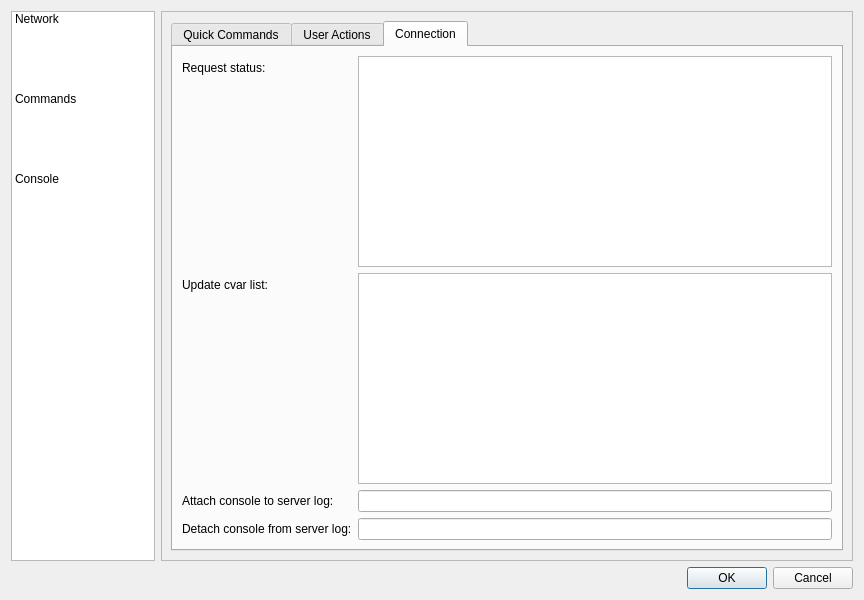
Qt form src/ui/settings_dialog.ui (jjzhang166/RconGui) before a commit.
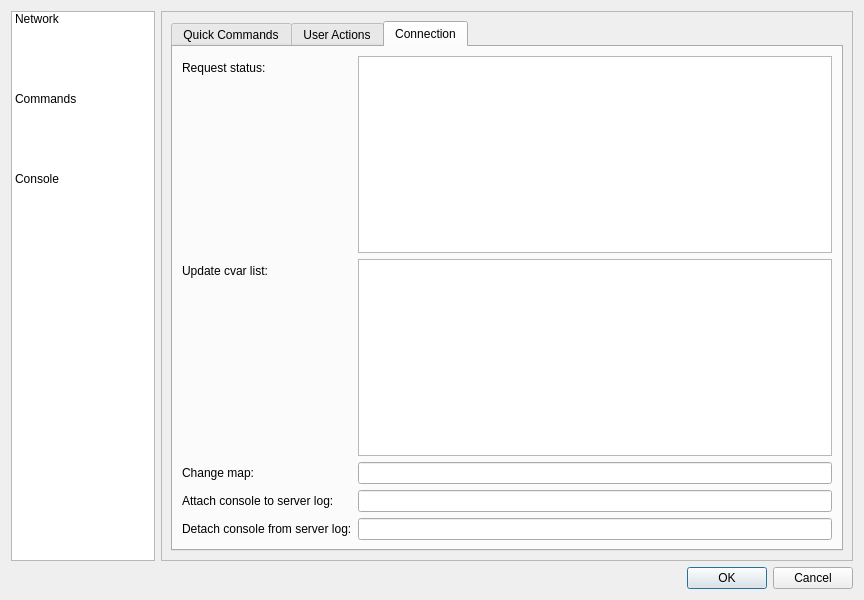
The same form after that commit. The open tabs and pages were chosen to show the change. Icons and pictures are not drawn. Custom widgets are drawn as their Qt base class.

The edit to the form file:
```diff
--- a/src/ui/settings_dialog.ui
+++ b/src/ui/settings_dialog.ui
@@ -128,8 +128,8 @@
              <rect>
               <x>0</x>
               <y>0</y>
-              <width>696</width>
-              <height>542</height>
+              <width>288</width>
+              <height>324</height>
              </rect>
             </property>
             <layout class="QVBoxLayout" name="verticalLayout_2">
@@ -281,28 +281,28 @@
                    </property>
                   </widget>
                  </item>
-                 <item row="2" column="0">
+                 <item row="3" column="0">
                   <widget class="QLabel" name="label_12">
                    <property name="text">
                     <string>Attach console to server log:</string>
                    </property>
                   </widget>
                  </item>
-                 <item row="2" column="1">
+                 <item row="3" column="1">
                   <widget class="QLineEdit" name="input_con_attach">
                    <property name="toolTip">
                     <string>&lt;p&gt;Command for attaching to the server log.&lt;br/&gt;&lt;b&gt;$ip&lt;/b&gt; expands to the local socket address and port.&lt;/p&gt;</string>
                    </property>
                   </widget>
                  </item>
-                 <item row="3" column="0">
+                 <item row="4" column="0">
                   <widget class="QLabel" name="label_13">
                    <property name="text">
                     <string>Detach console from server log:</string>
                    </property>
                   </widget>
                  </item>
-                 <item row="3" column="1">
+                 <item row="4" column="1">
                   <widget class="QLineEdit" name="input_con_detach">
                    <property name="toolTip">
                     <string>&lt;p&gt;Command for detaching from the server log.&lt;br/&gt;&lt;b&gt;$ip&lt;/b&gt; expands to the local socket address and port.&lt;/p&gt;</string>
@@ -334,6 +334,20 @@
                    </property>
                   </widget>
                  </item>
+                 <item row="2" column="0">
+                  <widget class="QLabel" name="label_16">
+                   <property name="text">
+                    <string>Change map:</string>
+                   </property>
+                  </widget>
+                 </item>
+                 <item row="2" column="1">
+                  <widget class="QLineEdit" name="input_cmd_chmap">
+                   <property name="toolTip">
+                    <string>&lt;p&gt;Command for changing to the current map.&lt;br/&gt;&lt;b&gt;$map&lt;/b&gt; expands to the name of the selected map.&lt;/p&gt;</string>
+                   </property>
+                  </widget>
+                 </item>
                 </layout>
                </widget>
               </widget>
```
